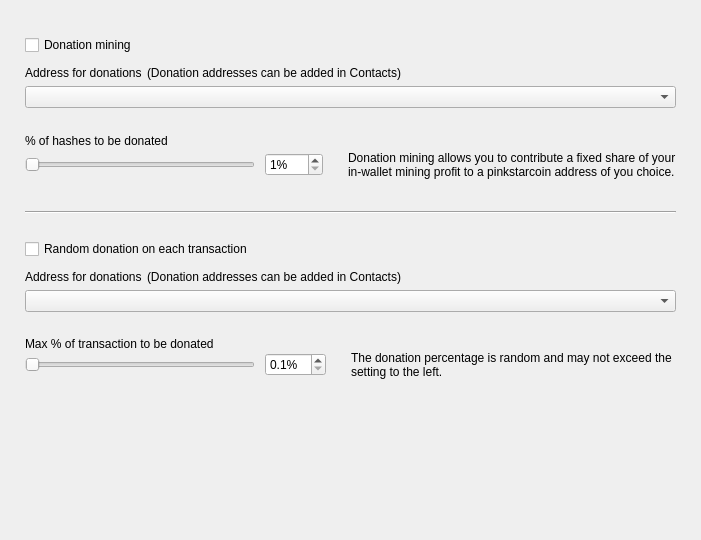
Above: src/Gui/Options/DonationOptionsFrame.ui from ZwerG-MaX/pinkstarcoin-gui before the change. Below: the same form after it.
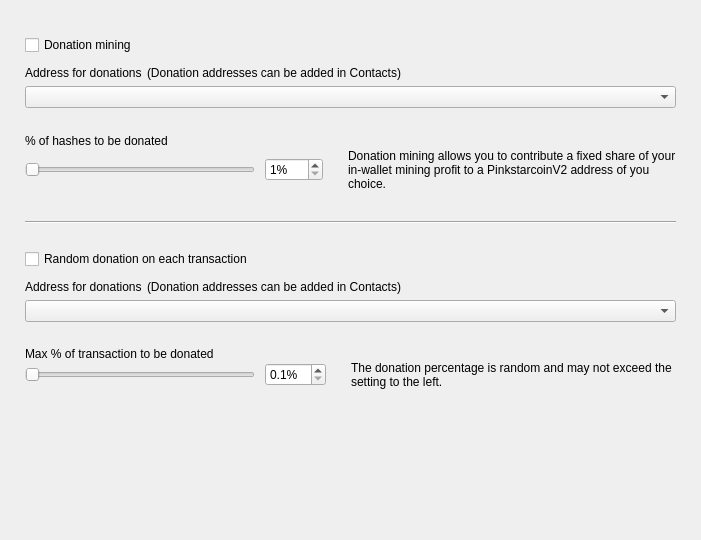
That is the form after the change. Custom widgets are drawn as their Qt base class.

```diff
--- a/src/Gui/Options/DonationOptionsFrame.ui
+++ b/src/Gui/Options/DonationOptionsFrame.ui
@@ -161,7 +161,7 @@
          </size>
         </property>
         <property name="text">
-         <string>Donation mining allows you to contribute a fixed share of your in-wallet mining profit to a pinkstarcoin address of you choice.</string>
+         <string>Donation mining allows you to contribute a fixed share of your in-wallet mining profit to a PinkstarcoinV2 address of you choice.</string>
         </property>
         <property name="wordWrap">
          <bool>true</bool>
```
